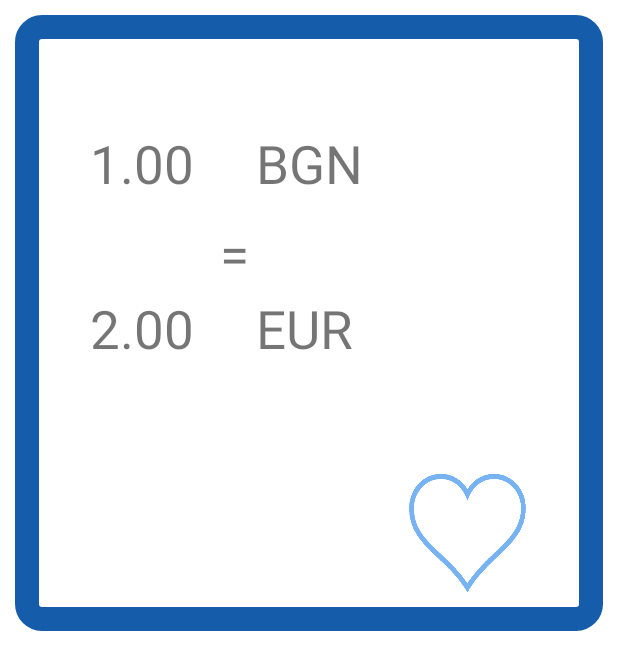
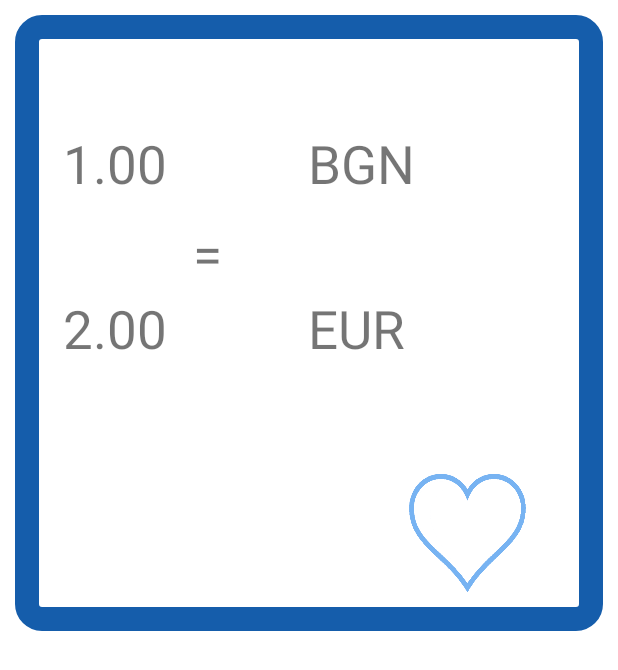
Before and after one commit to 8jackson6264/CurrencyExchangeProject, an Android app: the layout item_exchange_rate.xml on its own in the app's theme, with its tools: preview values and no code run, on a phone screen of 412 x 824 dp. Shown: the top 670 px of the screen. Run offline under Robolectric (Android 15) with nearby library versions, the phone set to English and light mode, and no system bars.

Commit message:
ui refactored

```diff
--- a/app/src/main/res/layout/item_exchange_rate.xml
+++ b/app/src/main/res/layout/item_exchange_rate.xml
@@ -25,6 +25,7 @@
         android:layout_width="wrap_content"
         android:layout_height="100dp"
         android:paddingTop="50dp"
+        android:paddingStart="70dp"
         android:text="BGN"
         android:textSize="35sp"
         app:layout_constraintEnd_toEndOf="parent"
@@ -58,6 +59,7 @@
         android:layout_width="wrap_content"
         android:layout_height="120dp"
         android:text="EUR"
+        android:paddingStart="70dp"
         android:textAlignment="center"
         android:textSize="35sp"
         app:layout_constraintStart_toStartOf="@id/txt_base_currency"
```
Also changed, not shown: app/src/main/java/com/example/currencyexchange/ui/adapters/CourseAdapter.java (+8 -1 lines).
